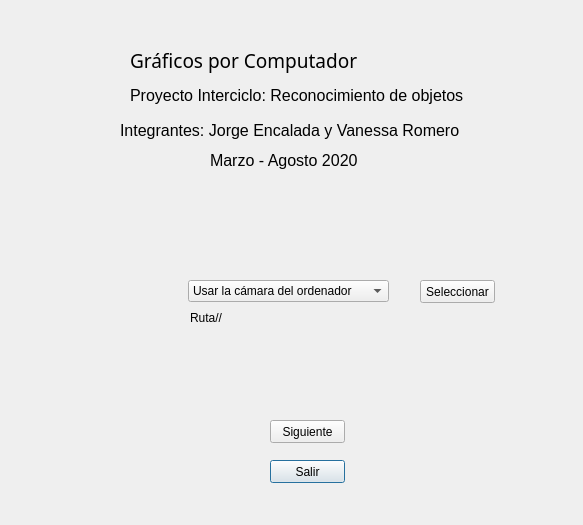
The window that Interciclo/src/Principal.ui (JEEU95/IntercicloGraficos) describes before a commit, drawn with Qt 5.
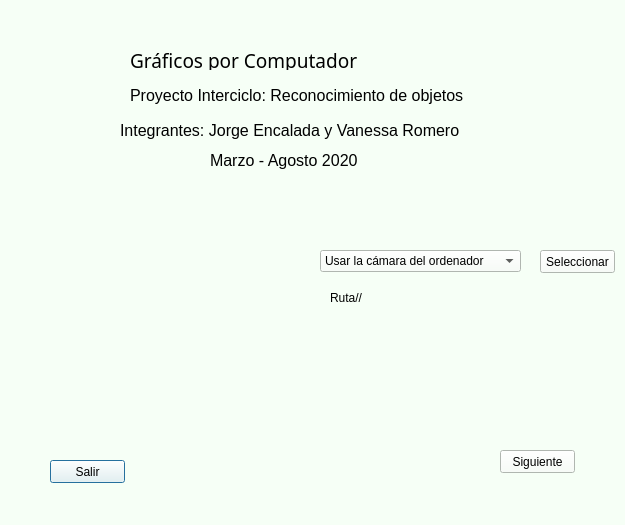
The same window after the commit. Icons and pictures are not drawn.

Patch:
```diff
--- a/Interciclo/src/Principal.ui
+++ b/Interciclo/src/Principal.ui
@@ -6,13 +6,16 @@
    <rect>
     <x>0</x>
     <y>0</y>
-    <width>583</width>
+    <width>625</width>
     <height>525</height>
    </rect>
   </property>
   <property name="windowTitle">
    <string>Reconocimiento de Objetos</string>
   </property>
+  <property name="styleSheet">
+   <string notr="true">background-color: rgb(246, 255, 246);</string>
+  </property>
   <widget class="QLabel" name="label">
    <property name="geometry">
     <rect>
@@ -89,7 +92,7 @@
   <widget class="QPushButton" name="btnSalir">
    <property name="geometry">
     <rect>
-     <x>270</x>
+     <x>50</x>
      <y>460</y>
      <width>75</width>
      <height>23</height>
@@ -102,8 +105,8 @@
   <widget class="QPushButton" name="btnSiguiente">
    <property name="geometry">
     <rect>
-     <x>270</x>
-     <y>420</y>
+     <x>500</x>
+     <y>450</y>
      <width>75</width>
      <height>23</height>
     </rect>
@@ -115,8 +118,8 @@
   <widget class="QPushButton" name="btnVideo">
    <property name="geometry">
     <rect>
-     <x>420</x>
-     <y>280</y>
+     <x>540</x>
+     <y>250</y>
      <width>75</width>
      <height>23</height>
     </rect>
@@ -128,8 +131,8 @@
   <widget class="QLabel" name="lblRuta">
    <property name="geometry">
     <rect>
-     <x>190</x>
-     <y>310</y>
+     <x>330</x>
+     <y>290</y>
      <width>171</width>
      <height>16</height>
     </rect>
@@ -141,8 +144,8 @@
   <widget class="QComboBox" name="cmbOpciones">
    <property name="geometry">
     <rect>
-     <x>188</x>
-     <y>280</y>
+     <x>320</x>
+     <y>250</y>
      <width>201</width>
      <height>22</height>
     </rect>
@@ -158,6 +161,38 @@
     </property>
    </item>
   </widget>
+  <widget class="QLabel" name="lblWebCam">
+   <property name="geometry">
+    <rect>
+     <x>70</x>
+     <y>220</y>
+     <width>241</width>
+     <height>161</height>
+    </rect>
+   </property>
+   <property name="styleSheet">
+    <string notr="true">border-image: url(:/WebCam/webcam.png);</string>
+   </property>
+   <property name="text">
+    <string/>
+   </property>
+  </widget>
+  <widget class="QLabel" name="lblVideo">
+   <property name="geometry">
+    <rect>
+     <x>70</x>
+     <y>220</y>
+     <width>241</width>
+     <height>161</height>
+    </rect>
+   </property>
+   <property name="styleSheet">
+    <string notr="true">border-image: url(:/Video/video.png);</string>
+   </property>
+   <property name="text">
+    <string/>
+   </property>
+  </widget>
  </widget>
  <resources/>
  <connections/>
```
Left out of the diff: 5 changed lines with no effect on the pictures.
